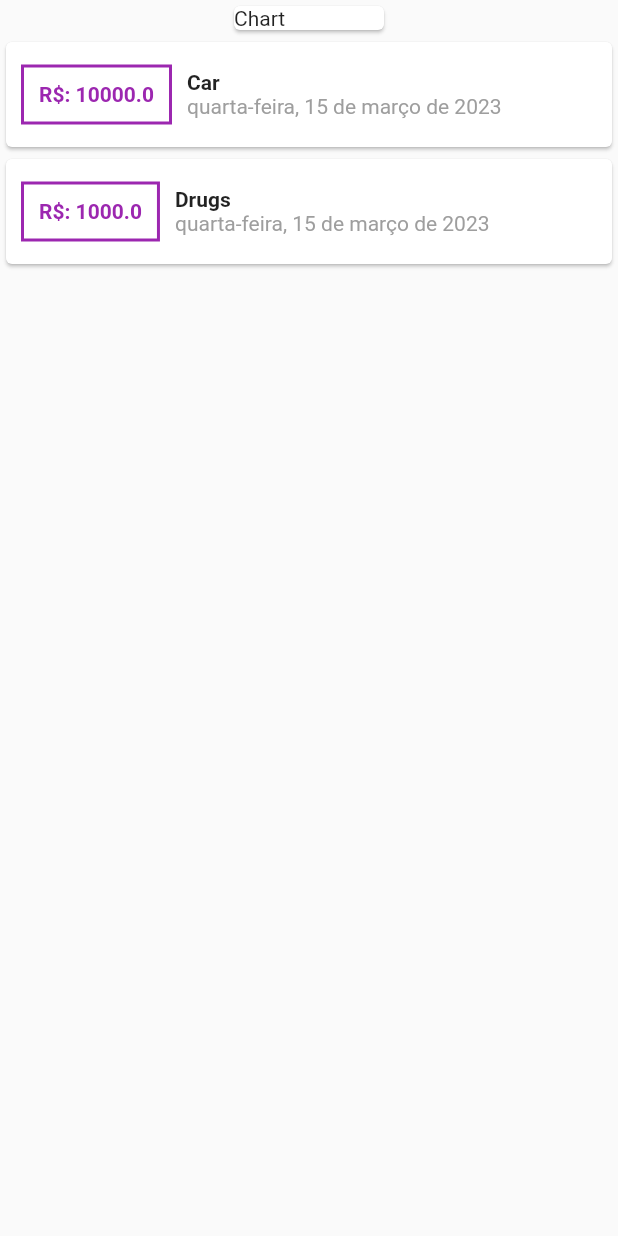
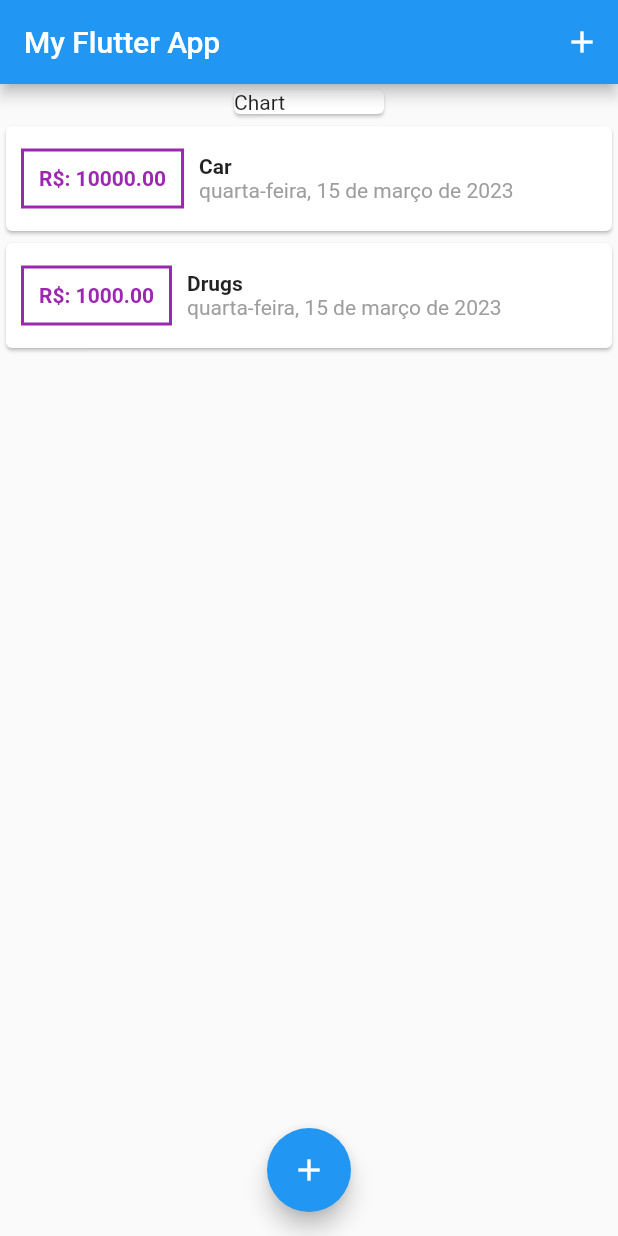
Before and after one commit to GBRRIBEIRO/flutterExpensesTracker, a Flutter app: the screen it shows after launch, on a phone screen of 412 x 824 dp. Run offline on Flutter 3.47's test engine with Material 2 defaults, Android fonts, the phone set to English and light mode, and no system bars.

```diff
--- a/lib/main.dart
+++ b/lib/main.dart
@@ -1,7 +1,10 @@
 import 'package:flutter/material.dart';
+import 'package:flutter/services.dart';
 import 'package:intl/date_symbol_data_local.dart';
 
 import 'package:intl/intl.dart';
+import 'package:personal_expenses/widgets/new_transaction.dart';
+import 'package:personal_expenses/widgets/transactions_list.dart';
 
 import './models/transaction.dart';
 
@@ -22,66 +25,80 @@ class MyApp extends StatelessWidget {
   }
 }
 
-class MyHomePage extends StatelessWidget {
-  final List<Transaction> transactions = [
-    Transaction(id: 1, title: 'Car', value: 10000, date: DateTime.now()),
-    Transaction(id: 2, title: 'Drugs', value: 1000, date: DateTime.now())
+class MyHomePage extends StatefulWidget {
+  @override
+  State<MyHomePage> createState() => _MyHomePageState();
+}
+
+class _MyHomePageState extends State<MyHomePage> {
+  final List<Transaction> _userTransactions = [
+    Transaction(
+      id: '1',
+      title: 'Car',
+      value: 10000,
+      date: DateTime.now(),
+    ),
+    Transaction(
+      id: '2',
+      title: 'Drugs',
+      value: 1000,
+      date: DateTime.now(),
+    )
   ];
+
+  void _addNewTransaction(String titleTx, double valueTx) {
+    final newTx = Transaction(
+        id: DateTime.now().toString(),
+        title: titleTx,
+        value: valueTx,
+        date: DateTime.now());
+
+    setState(() {
+      _userTransactions.add(newTx);
+    });
+  }
+
+  void openNewTransaction(ctx) {
+    showModalBottomSheet(
+        context: ctx,
+        builder: (_) {
+          return NewTransaction(_addNewTransaction);
+        });
+  }
 
   @override
   Widget build(BuildContext context) {
     initializeDateFormatting();
     return Scaffold(
-      body: Column(children: [
+      appBar: AppBar(
+        title: Text('My Flutter App'),
+        actions: <Widget>[
+          IconButton(
+            onPressed: () {
+              openNewTransaction(context);
+            },
+            icon: Icon(Icons.add),
+          )
+        ],
+      ),
+      body: SingleChildScrollView(
+        child: Column(children: [
           Card(
             child: Container(
               child: Text('Chart'),
               width: 100,
             ),
           ),
-        Column(
-          children: <Widget>[
-            ...transactions.map((ts) {
-              return Card(
-                  child: Row(
-                children: [
-                  Container(
-                    child: Text(
-                      "R\$: ${ts.value}",
-                      style: TextStyle(
-                        color: Colors.purple,
-                        fontWeight: FontWeight.bold,
+          TransactionList(_userTransactions),
+        ]),
       ),
+      floatingActionButtonLocation: FloatingActionButtonLocation.centerFloat,
+      floatingActionButton: FloatingActionButton(
+        onPressed: () {
+          openNewTransaction(context);
+        },
+        child: Icon(Icons.add),
       ),
-                    margin: EdgeInsets.symmetric(vertical: 15, horizontal: 10),
-                    padding: EdgeInsets.all(10),
-                    decoration: BoxDecoration(
-                        border: Border.all(
-                      color: Colors.purple,
-                      width: 2,
-                    )),
-                  ),
-                  Column(
-                    children: [
-                      Text(
-                        ts.title,
-                        style: TextStyle(
-                          fontWeight: FontWeight.bold,
-                        ),
-                      ),
-                      Text(
-                        DateFormat.yMMMMEEEEd('pt_BR').format(ts.date),
-                        style: TextStyle(color: Colors.grey),
-                      ),
-                    ],
-                    crossAxisAlignment: CrossAxisAlignment.start,
-                  )
-                ],
-              ));
-            }).toList()
-          ],
-        )
-      ]),
     );
   }
 }
--- a/lib/models/transaction.dart
+++ b/lib/models/transaction.dart
@@ -1,5 +1,5 @@
 class Transaction {
-  final int id;
+  final String id;
   final String title;
   final double value;
   final DateTime date;
--- /dev/null
+++ b/lib/widgets/transactions_list.dart
@@ -0,0 +1,60 @@
+import 'package:flutter/material.dart';
+import 'package:flutter/src/widgets/framework.dart';
+import 'package:flutter/src/widgets/placeholder.dart';
+import 'package:intl/intl.dart';
+
+import '../models/transaction.dart';
+
+class TransactionList extends StatelessWidget {
+  final List<Transaction> _userTransactions;
+
+  TransactionList(this._userTransactions);
+
+  @override
+  Widget build(BuildContext context) {
+    return Container(
+        height: 300,
+        child: ListView.builder(
+          itemBuilder: (ctx, index) {
+            return Card(
+                child: Row(
+              children: [
+                Container(
+                  child: Text(
+                    "R\$: ${_userTransactions[index].value.toStringAsFixed(2)}",
+                    style: TextStyle(
+                      color: Colors.purple,
+                      fontWeight: FontWeight.bold,
+                    ),
+                  ),
+                  margin: EdgeInsets.symmetric(vertical: 15, horizontal: 10),
+                  padding: EdgeInsets.all(10),
+                  decoration: BoxDecoration(
+                      border: Border.all(
+                    color: Colors.purple,
+                    width: 2,
+                  )),
+                ),
+                Column(
+                  children: [
+                    Text(
+                      _userTransactions[index].title,
+                      style: TextStyle(
+                        fontWeight: FontWeight.bold,
+                      ),
+                    ),
+                    Text(
+                      DateFormat.yMMMMEEEEd('pt_BR')
+                          .format(_userTransactions[index].date),
+                      style: TextStyle(color: Colors.grey),
+                    ),
+                  ],
+                  crossAxisAlignment: CrossAxisAlignment.start,
+                )
+              ],
+            ));
+          },
+          itemCount: _userTransactions.length,
+        ));
+  }
+}
```
Also changed, not shown: lib/widgets/new_transaction.dart (added, +60 -0 lines). Lines whose indentation alone changed are shown as unchanged.
